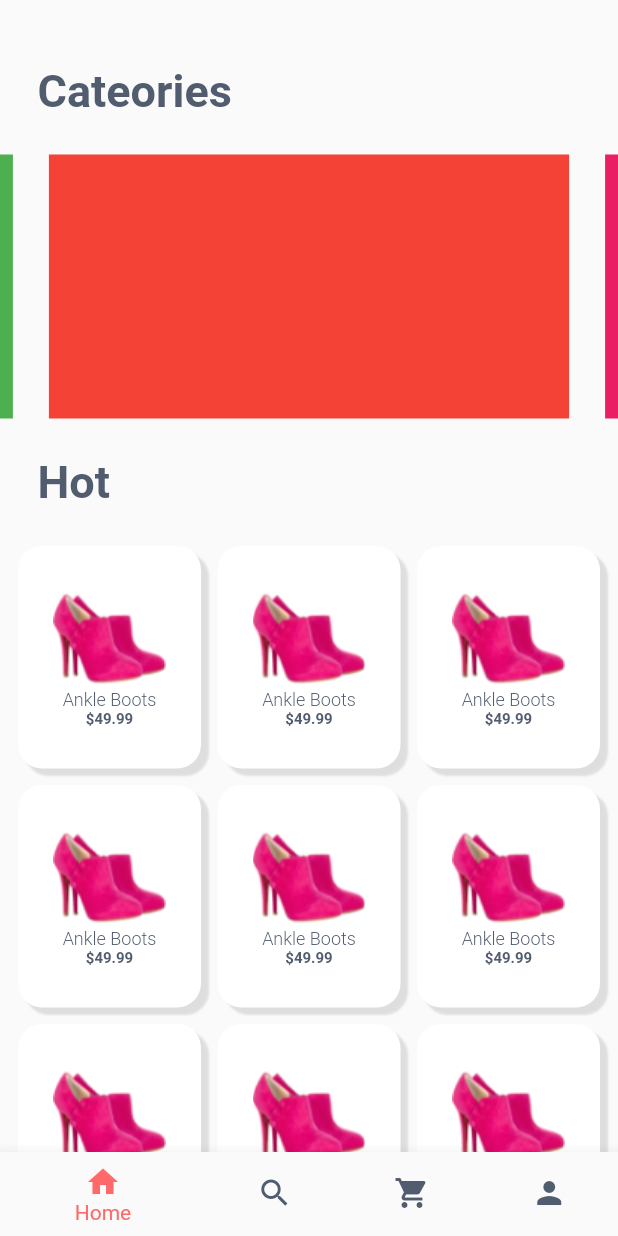
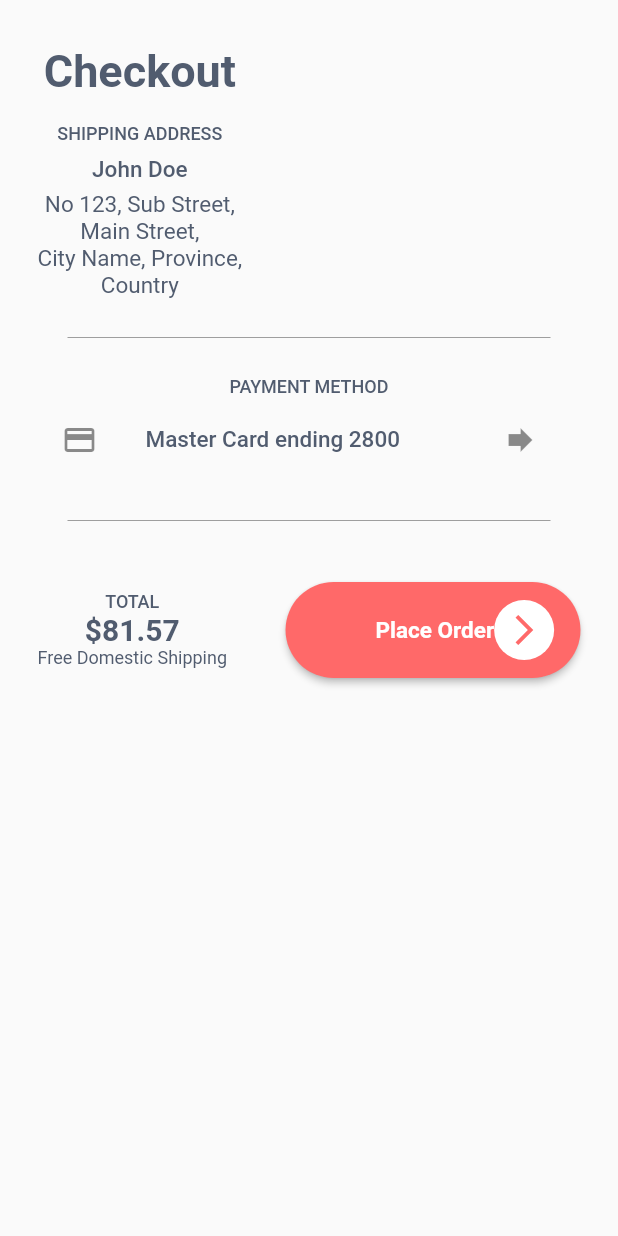
Before and after one commit to swilam202/shopify, a Flutter app: the screen it shows after launch, on a phone screen of 412 x 824 dp. Run offline on Flutter 3.47's test engine with Material 2 defaults, Android fonts, the phone set to English and light mode, and no system bars; drawn by our look-alikes of carousel_slider; our stand-ins replace flutter_bloc.

Commit message:
checkout page

```diff
--- a/lib/core/widgets/custom button.dart
+++ b/lib/core/widgets/custom button.dart
@@ -8,7 +8,7 @@ import 'package:hhhhhhhh/core/styles/text%20styles.dart';
 class CustomButton extends StatelessWidget {
   const CustomButton({
     super.key,
-    required this.text,
+     required this.text,
      this.isLogin,
   });
 
--- /dev/null
+++ b/lib/core/widgets/custom divider.dart
@@ -0,0 +1,14 @@
+import 'package:flutter/material.dart';
+
+class CustomDivider extends StatelessWidget {
+  const CustomDivider({super.key});
+
+  @override
+  Widget build(BuildContext context) {
+    return const Divider(
+      color: Colors.grey,
+      endIndent: 20,
+      indent: 20,
+    );
+  }
+}
--- a/lib/features/cart feature/presentation/pages/cart page.dart
+++ b/lib/features/cart feature/presentation/pages/cart page.dart
@@ -3,6 +3,7 @@ import 'package:hhhhhhhh/core/styles/style%20colors.dart';
 import 'package:hhhhhhhh/core/widgets/custom%20button.dart';
 
 import '../../../../core/styles/text styles.dart';
+import '../../../../core/widgets/custom divider.dart';
 import '../widgets/cart bottom section.dart';
 import '../widgets/cart listview.dart';
 
@@ -28,12 +29,8 @@ class CartPage extends StatelessWidget {
               child: CartListView(),
             ),
             SizedBox(height: 18),
-            Divider(
-              color: Colors.grey,
-              endIndent: 20,
-              indent: 20,
-            ),
-            CartBottomSection(),
+            CustomDivider(),
+            CartBottomSection(buttonText: 'Checkout',),
           ],
         ),
       ),
--- /dev/null
+++ b/lib/features/cart feature/presentation/pages/checkout page.dart
@@ -0,0 +1,38 @@
+import 'package:flutter/material.dart';
+import 'package:hhhhhhhh/core/styles/style%20colors.dart';
+import 'package:hhhhhhhh/core/styles/text%20styles.dart';
+import 'package:hhhhhhhh/core/widgets/custom%20divider.dart';
+import 'package:hhhhhhhh/features/cart%20feature/presentation/widgets/cart%20bottom%20section.dart';
+
+import '../widgets/checkout payment section.dart';
+import '../widgets/checkout user data section.dart';
+
+class CheckoutPage extends StatelessWidget {
+  const CheckoutPage({super.key});
+
+  @override
+  Widget build(BuildContext context) {
+    return const Scaffold(
+      body: SafeArea(
+        child: Padding(
+          padding: EdgeInsets.symmetric(horizontal: 25),
+          child: Column(
+            crossAxisAlignment: CrossAxisAlignment.start,
+            children: [
+              SizedBox(height: 30),
+              CheckoutUserDataSection(),
+              SizedBox(height: 18),
+              CustomDivider(),
+              SizedBox(height: 18),
+              CheckoutPaymentSection(),
+              SizedBox(height: 18),
+              CustomDivider(),
+              SizedBox(height: 18),
+              CartBottomSection(buttonText: 'Place Order'),
+            ],
+          ),
+        ),
+      ),
+    );
+  }
+}
--- a/lib/features/cart feature/presentation/widgets/cart bottom section.dart
+++ b/lib/features/cart feature/presentation/widgets/cart bottom section.dart
@@ -6,15 +6,16 @@ import '../../../../core/widgets/custom button.dart';
 
 
 class CartBottomSection extends StatelessWidget {
-  const CartBottomSection({super.key});
-
+  const CartBottomSection({super.key,required this.buttonText,});
+  final String buttonText;
   @override
   Widget build(BuildContext context) {
-    return const Padding(
+    return  Padding(
+
       padding: EdgeInsets.symmetric(vertical: 15),
       child: Row(
         children: [
-          Column(
+          const Column(
             children: [
               Text(
                 'TOTAL',
@@ -30,10 +31,10 @@ class CartBottomSection extends StatelessWidget {
               ),
             ],
           ),
-          SizedBox(width: 39),
+         const  SizedBox(width: 39),
           Expanded(
             child: CustomButton(
-              text: 'Checkout',
+              text: buttonText,
             ),
           ),
         ],
--- /dev/null
+++ b/lib/features/cart feature/presentation/widgets/checkout payment section.dart
@@ -0,0 +1,25 @@
+import 'package:flutter/material.dart';
+
+import '../../../../core/styles/text styles.dart';
+
+class CheckoutPaymentSection extends StatelessWidget {
+  const CheckoutPaymentSection({super.key});
+
+  @override
+  Widget build(BuildContext context) {
+    return Column(
+      children: [
+        const Text('PAYMENT METHOD', style: TextStyles.style12Medium),
+        ListTile(
+          leading: const Icon(Icons.credit_card),
+          title: const Text('Master Card ending 2800',
+              style: TextStyles.style15Medium),
+          trailing: IconButton(
+            onPressed: () {},
+            icon: const Icon(Icons.forward),
+          ),
+        ),
+      ],
+    );
+  }
+}
--- /dev/null
+++ b/lib/features/cart feature/presentation/widgets/checkout user data section.dart
@@ -0,0 +1,25 @@
+import 'package:flutter/material.dart';
+
+import '../../../../core/styles/text styles.dart';
+
+class CheckoutUserDataSection extends StatelessWidget {
+  const CheckoutUserDataSection({super.key});
+
+  @override
+  Widget build(BuildContext context) {
+    return const Column(
+      children: [
+        Text('Checkout', style: TextStyles.style30Bold),
+        SizedBox(height: 17),
+        Text('SHIPPING ADDRESS', style: TextStyles.style12Medium),
+        SizedBox(height: 8),
+        Text('John Doe', style: TextStyles.style15Medium),
+        SizedBox(height: 5),
+        Text('No 123, Sub Street,', style: TextStyles.style15Regular),
+        Text('Main Street,', style: TextStyles.style15Regular),
+        Text('City Name, Province,', style: TextStyles.style15Regular),
+        Text('Country', style: TextStyles.style15Regular),
+      ],
+    );
+  }
+}
--- a/lib/features/home feature/presentation/widgets/home page categories listview.dart
+++ b/lib/features/home feature/presentation/widgets/home page categories listview.dart
@@ -43,6 +43,7 @@ class HomePageCarouselSlider extends StatelessWidget {
         autoPlayAnimationDuration: const Duration(seconds: 1),
         autoPlayCurve: Curves.fastEaseInToSlowEaseOut,
         reverse: false,
+        enableInfiniteScroll: true,
         viewportFraction: 0.9,
       ),
     );
--- a/lib/main.dart
+++ b/lib/main.dart
@@ -3,6 +3,7 @@ import 'package:flutter_bloc/flutter_bloc.dart';
 
 import 'features/auth feature/presenetaion/controller/auth cubit.dart';
 import 'features/base feature/presentation/pages/base page.dart';
+import 'features/cart feature/presentation/pages/checkout page.dart';
 
 void main() {
   runApp(const Shopify());
@@ -18,7 +19,7 @@ class Shopify extends StatelessWidget {
         BlocProvider(create: (context) => AuthCubit()),
       ],
       child: const MaterialApp(
-        home: BasePage(),
+        home: CheckoutPage(),
       ),
     );
   }
```
